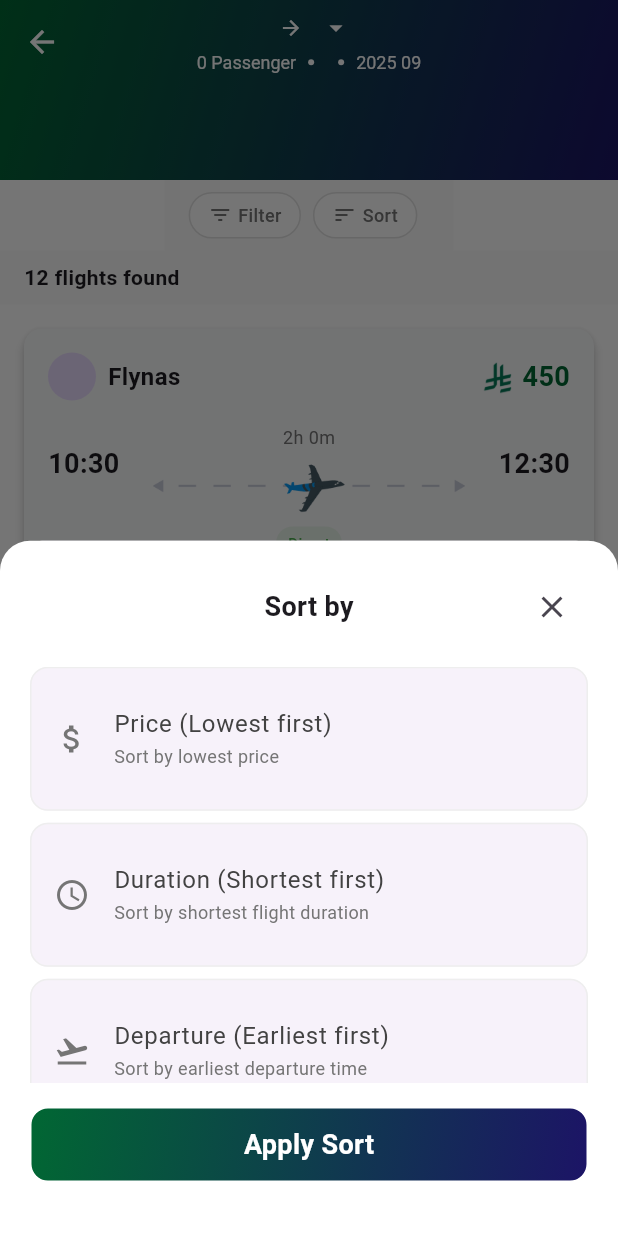
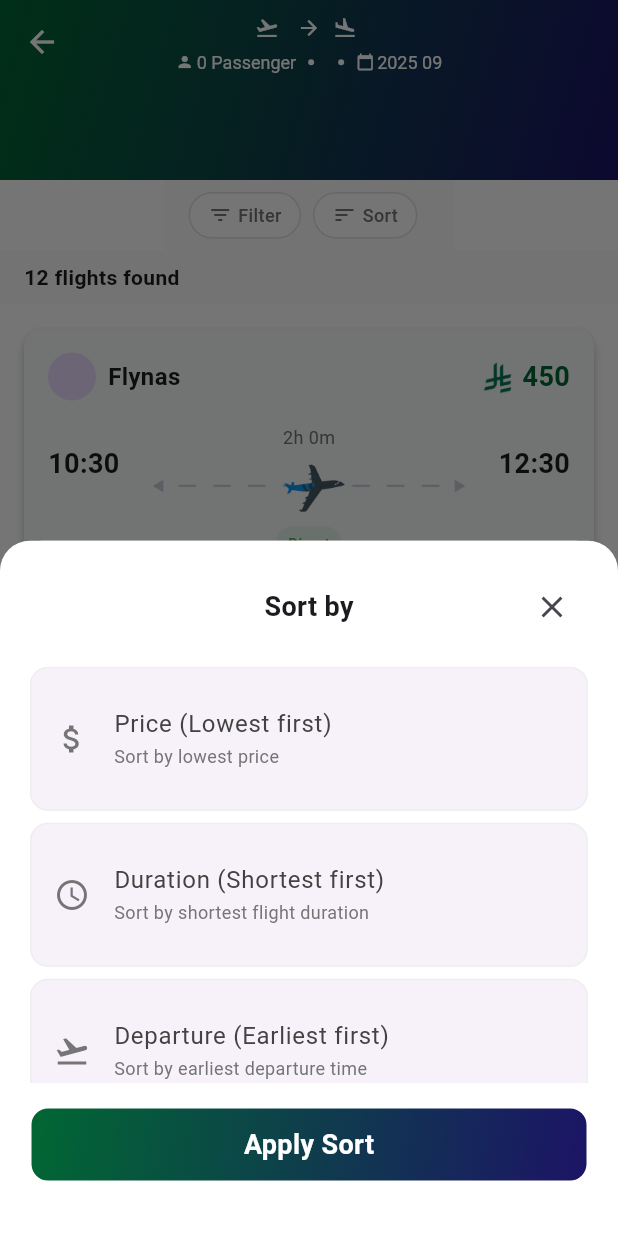
Before and after one commit to Tyaran-dev/tayyran-app, a Flutter app: the FlightSearchScreen screen opened directly with empty values, after a tap on "Filter", after a tap on "Sort", on a phone screen of 412 x 824 dp. Run offline on Flutter 3.47's test engine with Material 3 defaults, Android fonts, the phone set to English and light mode, and no system bars; our stand-ins replace flutter_bloc, shared_preferences, smooth_page_indicator; accounts and stored records are empty; network calls fail.

Commit message:
fix(flight-search): refresh UI correctly after search update

```diff
--- a/lib/core/utils/widgets/gradient_app_bar.dart
+++ b/lib/core/utils/widgets/gradient_app_bar.dart
@@ -148,10 +148,9 @@ class GradientAppBar extends StatelessWidget implements PreferredSizeWidget {
       'cabinClass': searchData['cabinClass'] is String
           ? searchData['cabinClass']
           : 'Economy',
-      'tripType': searchData['tripType'] is String
-          ? searchData['tripType']
-          : 'oneway',
+      'type': searchData['type'] is String ? searchData['type'] : 'oneway',
     };
+
     final from = safeData['from']?.toString() ?? '';
     final to = safeData['to']?.toString() ?? '';
     final adults = safeData['adults'] as int;
@@ -160,7 +159,7 @@ class GradientAppBar extends StatelessWidget implements PreferredSizeWidget {
     final totalPassengers = adults + children + infants;
     final cabinClass = safeData['cabinClass']?.toString() ?? 'Economy';
     final departureDate = safeData['departureDate']?.toString() ?? '';
-    final isRoundTrip = safeData['tripType'] == 'round';
+    final isRoundTrip = safeData['type'] == 'round';
     final returnDate = safeData['returnDate']?.toString() ?? '';
 
     // Extract airport codes if available (format: "DXB - Dubai")
@@ -186,17 +185,21 @@ class GradientAppBar extends StatelessWidget implements PreferredSizeWidget {
     }
 
     final formattedDepartureDate = formatDate(departureDate);
-    final formattedReturnDate = isRoundTrip ? formatDate(returnDate) : '';
+    final formattedReturnDate = isRoundTrip && returnDate.isNotEmpty
+        ? formatDate(returnDate)
+        : '';
 
     return GestureDetector(
       onTap: onDestinationTap,
       child: Column(
         mainAxisSize: MainAxisSize.min,
         children: [
-          // From -> To route
+          // Main route line
           Row(
             mainAxisSize: MainAxisSize.min,
             children: [
+              Icon(Icons.flight_takeoff, size: 16, color: Colors.white),
+              const SizedBox(width: 4),
               Text(
                 fromCode,
                 style: const TextStyle(
@@ -206,8 +209,15 @@ class GradientAppBar extends StatelessWidget implements PreferredSizeWidget {
                 ),
               ),
               const SizedBox(width: 8),
-              const Icon(Icons.arrow_forward, size: 16, color: Colors.white),
+
+              // Round trip or one-way indicator
+              isRoundTrip
+                  ? Icon(Icons.sync, size: 16, color: Colors.white)
+                  : Icon(Icons.arrow_forward, size: 16, color: Colors.white),
+
               const SizedBox(width: 8),
+              Icon(Icons.flight_land, size: 16, color: Colors.white),
+              const SizedBox(width: 4),
               Text(
                 toCode,
                 style: const TextStyle(
@@ -216,17 +226,17 @@ class GradientAppBar extends StatelessWidget implements PreferredSizeWidget {
                   fontWeight: FontWeight.bold,
                 ),
               ),
-              const SizedBox(width: 4),
-              const Icon(Icons.arrow_drop_down, size: 20, color: Colors.white),
             ],
           ),
           const SizedBox(height: 4),
-          // Flight details
-          Wrap(
-            alignment: WrapAlignment.center,
-            crossAxisAlignment: WrapCrossAlignment.center,
+
+          // Details row
+          Row(
+            mainAxisSize: MainAxisSize.min,
             children: [
-              // Passengers
+              // Passenger icon
+              Icon(Icons.person, size: 12, color: Colors.white),
+              const SizedBox(width: 2),
               Text(
                 '$totalPassengers ${totalPassengers > 1 ? 'Passengers' : 'Passenger'}',
                 style: const TextStyle(color: Colors.white, fontSize: 12),
@@ -234,7 +244,8 @@ class GradientAppBar extends StatelessWidget implements PreferredSizeWidget {
               const SizedBox(width: 8),
               const CircleAvatar(radius: 2, backgroundColor: Colors.white),
               const SizedBox(width: 8),
-              // Cabin class
+
+              // Class
               Text(
                 cabinClass,
                 style: const TextStyle(color: Colors.white, fontSize: 12),
@@ -242,13 +253,22 @@ class GradientAppBar extends StatelessWidget implements PreferredSizeWidget {
               const SizedBox(width: 8),
               const CircleAvatar(radius: 2, backgroundColor: Colors.white),
               const SizedBox(width: 8),
+
+              // Calendar icon
+              Icon(Icons.calendar_today, size: 12, color: Colors.white),
+              const SizedBox(width: 2),
+
               // Dates
-              Text(
-                isRoundTrip
-                    ? '$formattedDepartureDate - $formattedReturnDate'
-                    : formattedDepartureDate,
-                style: const TextStyle(color: Colors.white, fontSize: 12),
-              ),
+              if (isRoundTrip && formattedReturnDate.isNotEmpty)
+                Text(
+                  '$formattedDepartureDate → $formattedReturnDate',
+                  style: const TextStyle(color: Colors.white, fontSize: 12),
+                )
+              else
+                Text(
+                  formattedDepartureDate,
+                  style: const TextStyle(color: Colors.white, fontSize: 12),
+                ),
             ],
           ),
         ],
--- a/lib/presentation/flight_search/flight_search_screen.dart
+++ b/lib/presentation/flight_search/flight_search_screen.dart
@@ -10,30 +10,48 @@ import 'package:tayyran_app/presentation/flight_search/widgets/flight_ticket_car
 import 'package:tayyran_app/presentation/flight_search/widgets/filter_sort_chip_bar.dart';
 import 'package:tayyran_app/presentation/flight_search/widgets/modify_search_sheet.dart';
 
-class FlightSearchScreen extends StatelessWidget {
+class FlightSearchScreen extends StatefulWidget {
   final Map<String, dynamic> searchData;
 
   const FlightSearchScreen({super.key, required this.searchData});
 
   @override
+  State<FlightSearchScreen> createState() => _FlightSearchScreenState();
+}
+
+class _FlightSearchScreenState extends State<FlightSearchScreen> {
+  @override
+  void initState() {
+    super.initState();
+    // Load flights when the screen is first created
+    WidgetsBinding.instance.addPostFrameCallback((_) {
+      final cubit = context.read<FlightSearchCubit>();
+      if (cubit.state.searchData != widget.searchData &&
+          !cubit.state.isLoading) {
+        cubit.loadFlights(widget.searchData);
+      }
+    });
+  }
+
+  @override
   Widget build(BuildContext context) {
-    return BlocProvider(
-      create: (_) => FlightSearchCubit()..loadFlights(searchData),
-      child: Scaffold(
+    final cubit = context.read<FlightSearchCubit>();
+
+    return Scaffold(
       backgroundColor: Colors.white,
       appBar: GradientAppBar(
         height: 120,
         title: 'Flight Results',
         showBackButton: true,
         isFlightResults: true,
-          searchData: searchData,
         onDestinationTap: () {
-            final cubit = context.read<FlightSearchCubit>();
           showModalBottomSheet(
             context: context,
             isScrollControlled: true,
-              builder: (_) =>
-                  ModifySearchSheet(initialData: searchData, cubit: cubit),
+            builder: (_) => ModifySearchSheet(
+              initialData: cubit.state.searchData,
+              cubit: cubit,
+            ),
           );
         },
       ),
@@ -41,11 +59,9 @@ class FlightSearchScreen extends StatelessWidget {
         builder: (context, state) {
           print(
             'FlightSearchScreen rebuilding with state: ${state.searchData}',
-            ); // Add this
-
+          );
           return _buildContentArea(context, state);
         },
-        ),
       ),
     );
   }
```
Also changed, not shown: lib/core/routes/app_routes.dart (+1 -6 lines), lib/presentation/flight_search/widgets/modify_search_sheet.dart (+18 -9 lines). Lines whose indentation alone changed are shown as unchanged.
